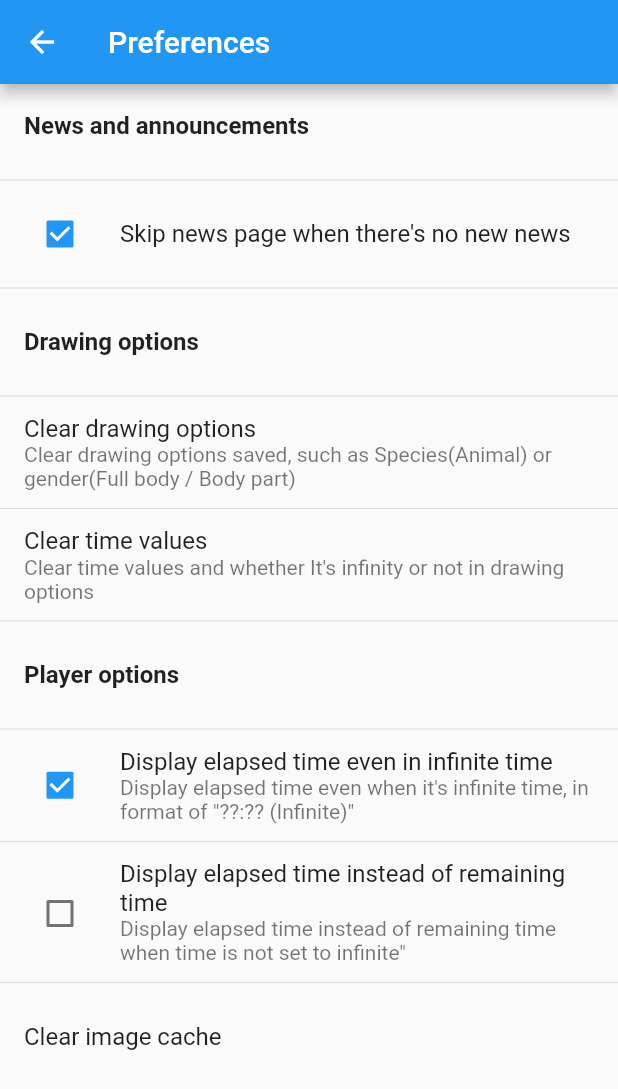
After one commit to LiteHell/unofficial-sketchdaily-app, a Flutter app: the PreferencesPage screen opened directly, after a tap on "Clear time values", on a phone screen of 412 x 824 dp. The commit adds this screen. Shown: the top 1089 px of the screen. Run offline on Flutter 3.47's test engine with Material 2 defaults, Android fonts, the phone set to English and light mode, and no system bars; our stand-ins replace flutter_cache_manager, flutter_widget_from_html, infinite_scroll_pagination, shared_preferences; accounts and stored records are empty; generated files the repository leaves out were written again; network calls fail.

Commit message:
Add preferences and about menu, make timer prefs
 - Add preferences and about menu
 - Make Two timer-related settings configuratable

```diff
--- a/lib/app_preferences.dart
+++ b/lib/app_preferences.dart
@@ -46,9 +46,20 @@ class AppPreferences {
     }
   }
 
+  static Future<void> clearPictureOptions() async {
+    final prefs = await SharedPreferences.getInstance();
+    await prefs.remove('picture-options');
+  }
+
   static Future<void> writePictureOptions(OptionContainer options) async {
     final prefs = await SharedPreferences.getInstance();
     await prefs.setString('picture-options', json.encode(options));
+  }
+
+  static Future<void> clearDrawingTimeOptionFor(int idx) async {
+    final prefs = await SharedPreferences.getInstance();
+    final key = 'drawing-options-time-$idx';
+    await prefs.remove(key);
   }
 
   static Future<void> writeDrawingTimeOptionFor(int idx, int? time) async {
@@ -75,4 +86,24 @@ class AppPreferences {
       return saved;
     }
   }
+
+  static Future<bool> doDisplayElapsedTimeOnInfiniteTime() async {
+    final prefs = await SharedPreferences.getInstance();
+    return prefs.getBool('display-elapsed-time-on-infinite') ?? true;
+  }
+
+  static Future<void> setDisplayElapsedTimeOnInfiniteTime(bool value) async {
+    final prefs = await SharedPreferences.getInstance();
+    await prefs.setBool('display-elapsed-time-on-infinite', value);
+  }
+
+  static Future<bool> doDisplayRemainingTimeOnPlayer() async {
+    final prefs = await SharedPreferences.getInstance();
+    return prefs.getBool('display-time-left-on-player') ?? true;
+  }
+
+  static Future<void> setDisplayTimeLeftOnPlayer(bool value) async {
+    final prefs = await SharedPreferences.getInstance();
+    await prefs.setBool('display-time-left-on-player', value);
+  }
 }
--- a/lib/pages/drawing_options.dart
+++ b/lib/pages/drawing_options.dart
@@ -6,6 +6,7 @@ import 'package:sketchdaily/sketchdaily_api/picture_options.dart';
 import 'package:sketchdaily/widgets/drawing_option/animal_drawing_options.dart';
 
 import '../option_container.dart';
+import '../widgets/customized_popup_menu.dart';
 import '../widgets/drawing_option/body_part_drawing_options.dart';
 import '../widgets/drawing_option/full_body_drawing_options.dart';
 import '../widgets/drawing_option/structure_drawing_options.dart';
@@ -223,6 +224,7 @@ class _DrawingOptionsState extends State<DrawingOptions> {
         child: Scaffold(
             appBar: AppBar(
               title: const Text('Drawing options'),
+              actions: [CustomizedPopupMenu()],
               bottom: const TabBar(isScrollable: true, tabs: <Widget>[
                 Tab(
                   text: 'Full body',
--- a/lib/pages/main_page.dart
+++ b/lib/pages/main_page.dart
@@ -1,6 +1,7 @@
 import 'package:flutter/material.dart';
 import 'package:sketchdaily/pages/drawing_options.dart';
 import 'package:sketchdaily/widgets/announcements.dart';
+import 'package:sketchdaily/widgets/customized_popup_menu.dart';
 
 class MainPage extends StatelessWidget {
   const MainPage({super.key});
@@ -10,6 +11,7 @@ class MainPage extends StatelessWidget {
     return Scaffold(
       appBar: AppBar(
         title: const Text('SketchDaily reference'),
+        actions: [CustomizedPopupMenu()],
       ),
       body: Column(children: [
         const Flexible(child: Announcements()),
@@ -23,6 +25,7 @@ class MainPage extends StatelessWidget {
                     builder: (context) => const DrawingOptions()));
               }),
         )
-        ]));
+      ]),
+    );
   }
 }
--- /dev/null
+++ b/lib/pages/perferences_page.dart
@@ -0,0 +1,162 @@
+import 'package:flutter/material.dart';
+import 'package:flutter/src/widgets/framework.dart';
+import 'package:sketchdaily/app_preferences.dart';
+import 'package:sketchdaily/widgets/get_cached_image.dart';
+
+class PreferencesPage extends StatefulWidget {
+  const PreferencesPage({super.key});
+
+  @override
+  State<PreferencesPage> createState() => _PreferencesPageState();
+}
+
+class _PreferencesPageState extends State<PreferencesPage> {
+  bool? skipNewsPage, displayElapsedTimeOnInfinite, displayTimeLeft;
+
+  Future<void> readPreferences() async {
+    bool skipNewsPage = await AppPreferences.doSkipAlreadyReadNews();
+    bool displayElapsedTimeOnInfinite =
+        await AppPreferences.doDisplayElapsedTimeOnInfiniteTime();
+    bool displayTimeLeft =
+        await AppPreferences.doDisplayRemainingTimeOnPlayer();
+
+    if (mounted) {
+      setState(() {
+        this.skipNewsPage = skipNewsPage;
+        this.displayElapsedTimeOnInfinite = displayElapsedTimeOnInfinite;
+        this.displayTimeLeft = displayTimeLeft;
+      });
+    }
+  }
+
+  Widget checkboxListTile(
+      {required void Function(bool? value) onChanged,
+      required bool? value,
+      required String title,
+      String? subtitle}) {
+    return ListTile(
+      leading: Checkbox(
+        onChanged: onChanged,
+        value: value ?? false,
+      ),
+      title: Text(title),
+      subtitle: subtitle != null ? Text(subtitle) : null,
+    );
+  }
+
+  Widget headerListTile(String title) {
+    return ListTile(
+      title: Text(
+        title,
+        style: const TextStyle(fontWeight: FontWeight.bold),
+      ),
+    );
+  }
+
+  Iterable<Widget> newsAndAnnouncementSettings() {
+    return [
+      checkboxListTile(
+          onChanged: (value) async {
+            if (value == null) {
+              return;
+            }
+
+            await AppPreferences.setSkipAlreadyReadNews(value);
+            await readPreferences();
+          },
+          value: skipNewsPage,
+          title: "Skip news page when there's no new news")
+    ];
+  }
+
+  Iterable<Widget> drawingOptionsSettings() {
+    return [
+      ListTile(
+        title: const Text('Clear drawing options'),
+        subtitle: const Text(
+            'Clear drawing options saved, such as Species(Animal) or gender(Full body / Body part)'),
+        onTap: () async {
+          await AppPreferences.clearPictureOptions();
+        },
+      ),
+      ListTile(
+        title: const Text('Clear time values'),
+        subtitle: const Text(
+            'Clear time values and whether It\'s infinity or not in drawing options'),
+        onTap: () async {
+          for (var i = 0; i < 5; i++) {
+            await AppPreferences.clearDrawingTimeOptionFor(i);
+          }
+        },
+      )
+    ];
+  }
+
+  Iterable<Widget> picturePlayerSettings() {
+    const timeLeft = 'time left', elapsedTime = 'elapsed time';
+    bool displayTimeLeft = this.displayTimeLeft ?? true;
+    return [
+      checkboxListTile(
+        title: 'Display elapsed time even in infinite time',
+        subtitle:
+            'Display elapsed time even when it\'s infinite time, in format of "??:?? (Infinite)"',
+        value: displayElapsedTimeOnInfinite,
+        onChanged: (value) async {
+          if (value == null) return;
+
+          await AppPreferences.setDisplayElapsedTimeOnInfiniteTime(value);
+          await readPreferences();
+        },
+      ),
+      checkboxListTile(
+        title: 'Display elapsed time instead of remaining time',
+        subtitle:
+            'Display elapsed time instead of remaining time when time is not set to infinite"',
+        value: !displayTimeLeft,
+        onChanged: (value) async {
+          if (value == null) return;
+
+          await AppPreferences.setDisplayTimeLeftOnPlayer(!value);
+          await readPreferences();
+        },
+      ),
+      ListTile(
+          title: const Text('Clear image cache'),
+          onTap: () async {
+            await clearCache();
+          })
+    ];
+  }
+
+  @override
+  Widget build(BuildContext context) {
+    /**
+     * News and announcements
+     * [Boolean] Skip news page when there's no latest news
+     * Picture options
+     * [void]    Clear picture options memory for category
+     * [void]    Clear drawing time memory for category
+     * Player
+     * [void]    Display elapsed time on infinity time
+     * [void]    Display time left instead of time elapsed
+     */
+
+    readPreferences();
+    final items = [
+      headerListTile('News and announcements'),
+      ...newsAndAnnouncementSettings(),
+      headerListTile('Drawing options'),
+      ...drawingOptionsSettings(),
+      headerListTile('Player options'),
+      ...picturePlayerSettings()
+    ];
+
+    return Scaffold(
+      appBar: AppBar(title: const Text('Preferences')),
+      body: ListView.separated(
+          itemBuilder: (context, index) => items[index],
+          separatorBuilder: (context, count) => const Divider(),
+          itemCount: items.length),
+    );
+  }
+}
--- a/lib/widgets/get_cached_image.dart
+++ b/lib/widgets/get_cached_image.dart
@@ -1,4 +1,8 @@
 import 'package:flutter_cache_manager/flutter_cache_manager.dart';
+
+Future<void> clearCache() async {
+  await DefaultCacheManager().emptyCache();
+}
 
 Future<void> getCachedFile(
     {String? cacheKey,
--- a/pubspec.yaml
+++ b/pubspec.yaml
@@ -42,6 +42,7 @@ dependencies:
   shared_preferences: ^2.0.15
   json_annotation: ^4.7.0
   flutter_cache_manager: ^3.3.0
+  url_launcher: ^6.1.7
 
 dev_dependencies:
   flutter_test:
```
Also changed, not shown: lib/pages/about_page.dart (added, +68 -0 lines), lib/pages/picture_page.dart (+12 -2 lines), lib/widgets/customized_popup_menu.dart (added, +37 -0 lines), pubspec.lock. Lines whose indentation alone changed are shown as unchanged.
